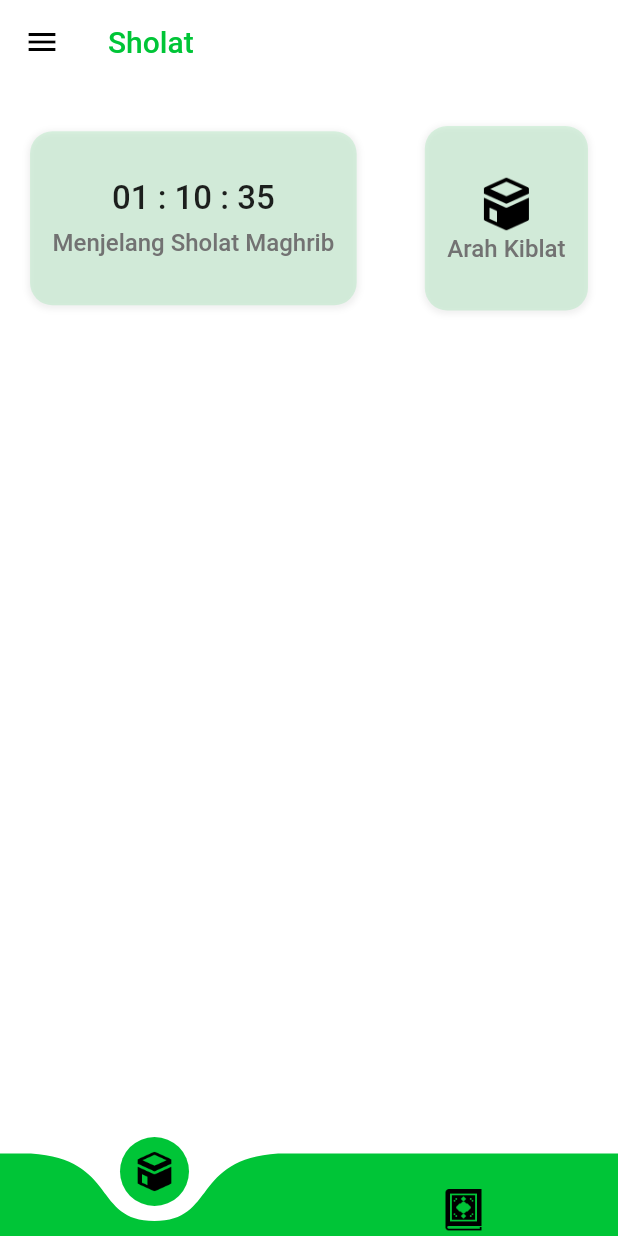
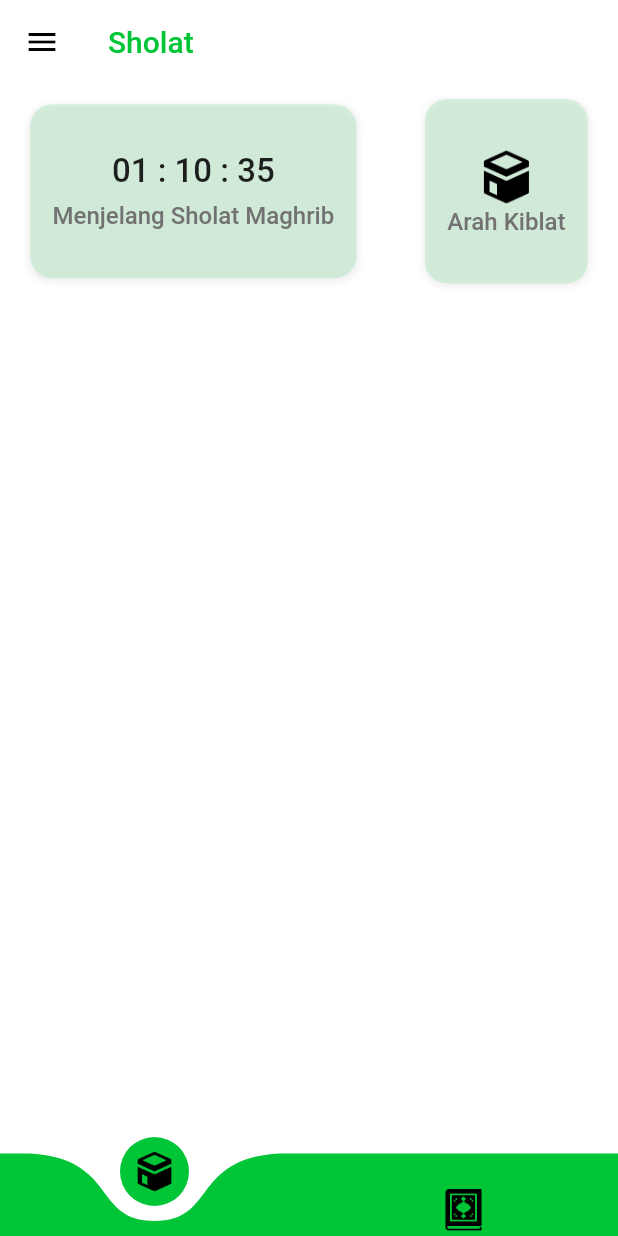
Before and after one commit to NaufalFiraas/muslim_daily, a Flutter app: the screen it shows after launch, on a phone screen of 412 x 824 dp. Run offline on Flutter 3.47's test engine with Material 2 defaults, Android fonts, the phone set to English and light mode, and no system bars; drawn by our look-alikes of curved_navigation_bar.

Commit message:
mengganti jarak antara appbar dan row di bawahnya

```diff
--- a/lib/views/sholatpage/sholat_page.dart
+++ b/lib/views/sholatpage/sholat_page.dart
@@ -15,7 +15,7 @@ class SholatPage extends StatelessWidget {
           child: Column(
             children: [
               const SizedBox(
-                height: 28,
+                height: 10,
               ),
               Row(
                 mainAxisAlignment: MainAxisAlignment.spaceBetween,
```
